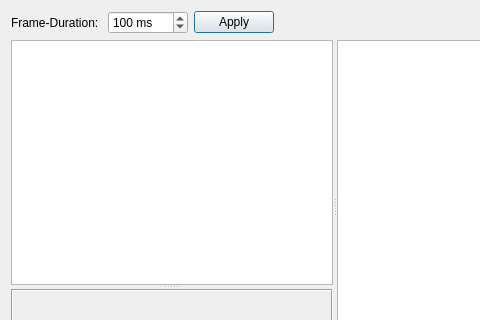
The window that src/tiled/tileanimationeditor.ui (mapeditor/tiled) describes before a commit, drawn with Qt 5; both pictures show x 0 to 480 and y 0 to 320 of the 669 by 410 pixel window.
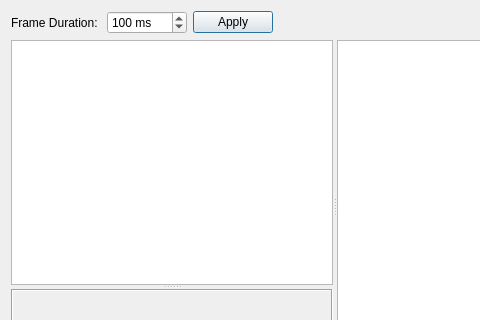
The same window after the commit. Custom widgets are drawn as their Qt base class.

Commit message: Removed side effect of default frame duration change

Patch:
```diff
--- a/src/tiled/tileanimationeditor.ui
+++ b/src/tiled/tileanimationeditor.ui
@@ -22,7 +22,7 @@
      <item>
       <widget class="QLabel" name="label">
        <property name="text">
-        <string>Frame-Duration: </string>
+        <string>Frame Duration: </string>
        </property>
       </widget>
      </item>
```
The commit also changes 2 other files.
